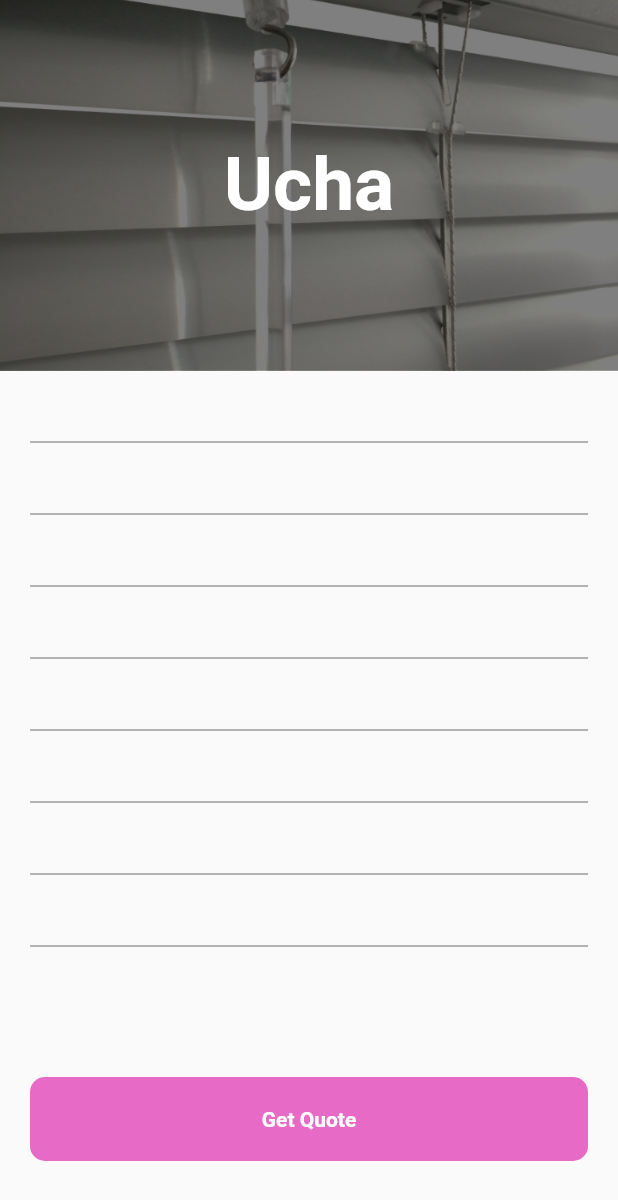
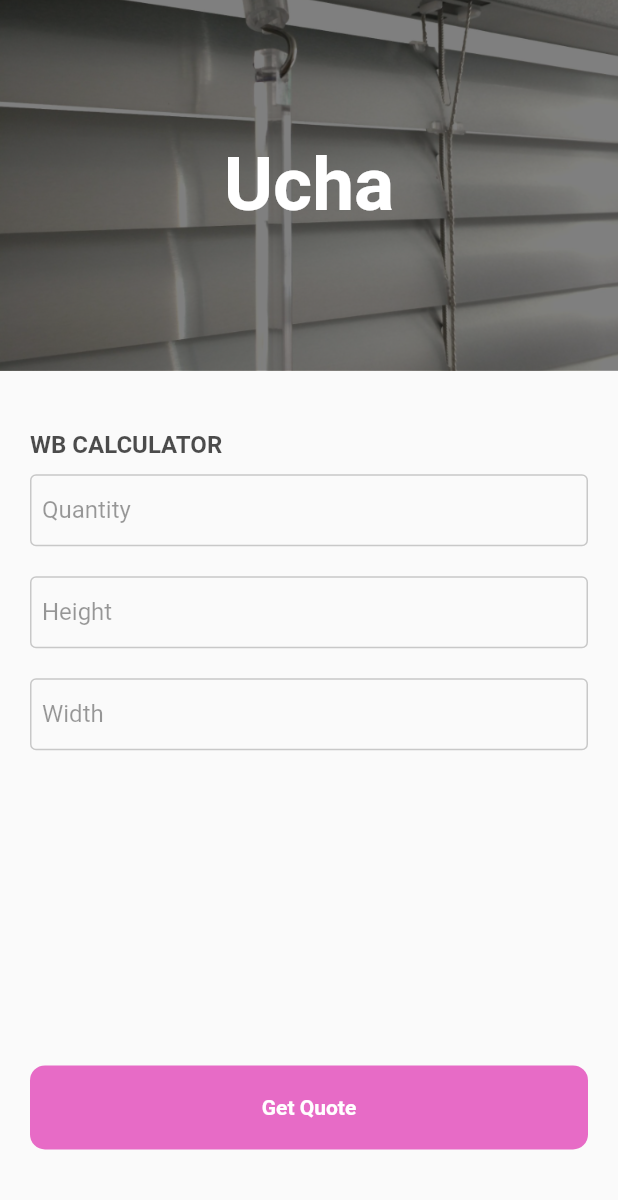
Before and after one commit to XROLE/ucha, a Flutter app: the screen it shows after launch, on a phone screen of 412 x 824 dp. Shown: the top 1200 px of the screen. Run offline on Flutter 3.47's test engine with Material 2 defaults, Android fonts, the phone set to English and light mode, and no system bars; our stand-ins replace another_flushbar, dio.

Commit message:
home page

```diff
--- a/lib/presentation/home/home_page.dart
+++ b/lib/presentation/home/home_page.dart
@@ -1,7 +1,10 @@
 import 'package:flutter/material.dart';
 import 'package:ucha/presentation/base/base_view.dart';
 import 'package:ucha/presentation/home/home_view_model.dart';
+import 'package:ucha/presentation/home/widgets.dart/description.dart';
 import 'package:ucha/presentation/widgets/buttons/app_button.dart';
+import 'package:ucha/presentation/widgets/unfocus_widget.dart';
+import 'package:ucha/utils/app_text_style.dart';
 
 class HomePage extends StatelessWidget {
   const HomePage({Key? key}) : super(key: key);
@@ -9,15 +12,19 @@ class HomePage extends StatelessWidget {
   @override
   Widget build(BuildContext context) {
     final size = MediaQuery.of(context).size;
-    return Scaffold(
+    return UnfocusWidget(
+      child: Scaffold(
           body: BaseView<HomeViewModel>(
               model: HomeViewModel(),
               onModelReady: (model) => model.init(),
               builder: (context, model, _) {
                 return SingleChildScrollView(
-                child: SizedBox(
+                  child: Container(
                     height: size.height,
                     child: Column(
+                      mainAxisAlignment: MainAxisAlignment.spaceBetween,
+                      children: [
+                        Column(
                           children: [
                             Stack(
                               children: [
@@ -43,44 +50,40 @@ class HomePage extends StatelessWidget {
                                       child: Text(
                                     "Ucha",
                                     style: TextStyle(
-                                  fontSize: 50, color: Colors.white, fontWeight: FontWeight.bold),
+                                        fontSize: 50,
+                                        color: Colors.white,
+                                        fontWeight: FontWeight.bold),
                                   )),
                                 ),
                               ],
                             ),
-                      Container(
-                        height: size.height * .7,
-                        padding: const EdgeInsets.symmetric(horizontal: 20),
-                        child: Column(mainAxisAlignment: MainAxisAlignment.spaceBetween, children: [
+                           const SizedBox(height: 30,),
                            Column(
-                            children: [
-                              TextFormField(),
-                              TextFormField(),
-                              TextFormField(),
-                              TextFormField(),
-                              TextFormField(),
-                              TextFormField(),
-                              TextFormField(),
-                              TextFormField(),
+                            crossAxisAlignment: CrossAxisAlignment.start,
+                            children:  [
+                              Padding(
+                                padding: const EdgeInsets.symmetric(horizontal: 20, vertical: 10),
+                                child: Text("WB calculator".toUpperCase(), style: AppTextStyle.subTitle(color: Colors.black.withOpacity(.7)),),
+                              ),
+                            DescriptionForm(),
                             ],
                            ),
-                          Column(
-                            children: [
-                              AppButton(
+                          ],
+                        ),
+                        Padding(
+                          padding:  EdgeInsets.only(top: 20, right: 20, bottom: size.height * .07, left:  20),
+                          child: AppButton(
                             title: "Get Quote",
                             onTap: () {
                               print("Hey, you tapped me");
                             },
                           ),
-                              const SizedBox(height: 50),
-                            ],
-                          )
-                        ]),
                         ),
                       ],
                     ),
                   ),
                 );
-            }));
+              })),
+    );
   }
 }
--- /dev/null
+++ b/lib/presentation/home/widgets.dart/description.dart
@@ -0,0 +1,34 @@
+import 'package:flutter/material.dart';
+import 'package:ucha/presentation/widgets/app_keyboard_resizer.dart';
+import 'package:ucha/presentation/widgets/buttons/app_button.dart';
+import 'package:ucha/presentation/widgets/ucha_text_field.dart';
+
+class DescriptionForm extends StatelessWidget {
+  const DescriptionForm({super.key});
+
+  @override
+  Widget build(BuildContext context) {
+     Widget spacer = const SizedBox(height: 20);
+    return Container(
+      padding: const EdgeInsets.symmetric(horizontal: 20),
+      child: Column(mainAxisAlignment: MainAxisAlignment.spaceBetween, children: [
+        Column(
+          children:  [
+            const UchaTextField(
+              title: "Quantity",
+            ),
+            spacer,
+           const  UchaTextField(
+              title: "Height",
+            ),
+             spacer,
+           const  UchaTextField(
+              title: "Width",
+            ),
+
+          ],
+        ),
+      ]),
+    );
+  }
+}
--- /dev/null
+++ b/lib/presentation/widgets/app_keyboard_resizer.dart
@@ -0,0 +1,12 @@
+import 'package:flutter/material.dart';
+
+class AppKeyboardResizer extends StatelessWidget {
+  final Widget child;
+  const AppKeyboardResizer({super.key, required this.child});
+
+  @override
+  Widget build(BuildContext context) {
+    return Padding(
+        padding: EdgeInsets.only(bottom: MediaQuery.of(context).viewInsets.bottom), child: child);
+  }
+}
--- /dev/null
+++ b/lib/presentation/widgets/ucha_text_field.dart
@@ -0,0 +1,27 @@
+import 'package:flutter/material.dart';
+import 'package:flutter/src/widgets/container.dart';
+import 'package:flutter/src/widgets/framework.dart';
+import 'package:ucha/utils/app_colors.dart';
+
+class UchaTextField extends StatelessWidget {
+  final String title;
+  const UchaTextField({super.key, required this.title});
+
+  @override
+  Widget build(BuildContext context) {
+    return TextFormField(
+      decoration: InputDecoration(
+        contentPadding: const EdgeInsets.symmetric(vertical: 0, horizontal: 8),
+        label: Text(title, style: TextStyle(color: Colors.black.withOpacity(.4)),),
+        enabledBorder: OutlineInputBorder(
+          borderSide: BorderSide(color: Colors.black.withOpacity(.2)),
+        ),
+        focusedBorder: OutlineInputBorder(
+          borderSide: BorderSide(color: AppColors.primary.withOpacity(.7)),
+        ),
+
+      ),
+      keyboardType: TextInputType.number,
+    );
+  }
+}
--- /dev/null
+++ b/lib/presentation/widgets/unfocus_widget.dart
@@ -0,0 +1,13 @@
+import 'package:flutter/material.dart';
+import 'package:flutter/src/widgets/container.dart';
+import 'package:flutter/src/widgets/framework.dart';
+
+class UnfocusWidget extends StatelessWidget {
+  final Widget child;
+  const UnfocusWidget({super.key, required this.child});
+
+  @override
+  Widget build(BuildContext context) {
+    return GestureDetector(onTap: () => FocusScope.of(context).unfocus(), child: child);
+  }
+}
--- a/lib/utils/app_text_style.dart
+++ b/lib/utils/app_text_style.dart
@@ -1,6 +1,16 @@
 import 'package:flutter/material.dart';
 
 class AppTextStyle {
+  static TextStyle subTitle({
+    double? fontSize,
+    Color? color,
+  }) {
+    return TextStyle(
+      fontSize: fontSize ?? 16,
+      fontWeight: FontWeight.bold,
+      color: color
+    );
+  }
   static TextStyle medium({
     double? fontSize,
     Color? color,
```
Lines whose indentation alone changed are shown as unchanged.
